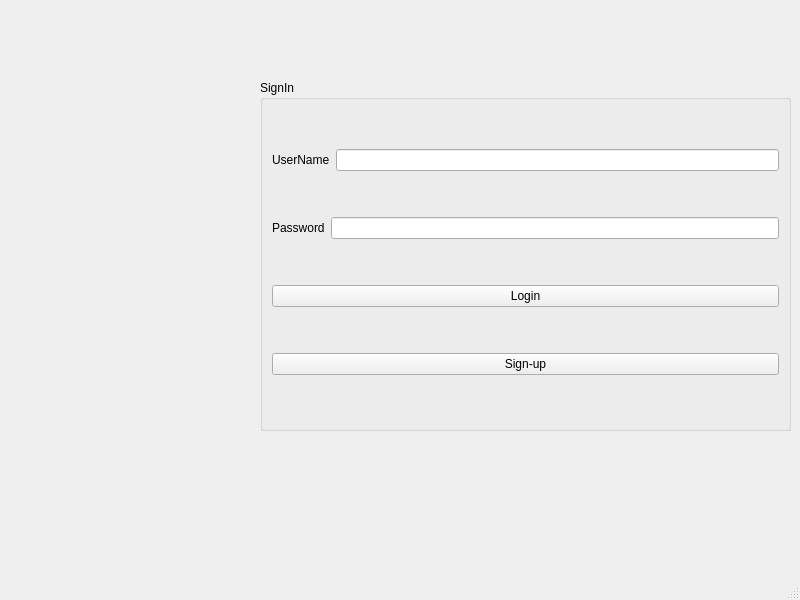
peterjmen/106.2_library_system, file LibraryApp/mainwindow.ui: the form before one commit.
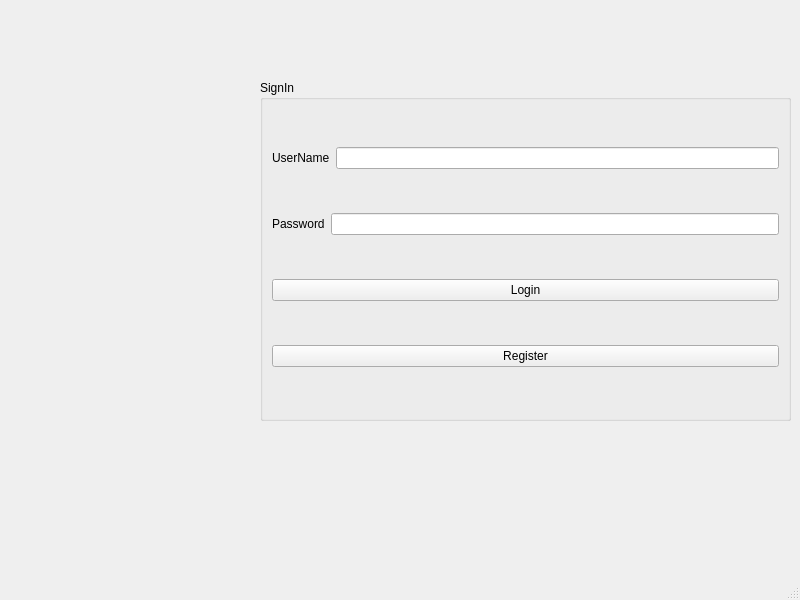
The form after the commit.

The edit to the form file:
```diff
--- a/LibraryApp/mainwindow.ui
+++ b/LibraryApp/mainwindow.ui
@@ -20,7 +20,7 @@
       <x>260</x>
       <y>80</y>
       <width>531</width>
-      <height>351</height>
+      <height>341</height>
      </rect>
     </property>
     <property name="title">
@@ -69,7 +69,7 @@
      <item>
       <widget class="QPushButton" name="pushButton_signUp">
        <property name="text">
-        <string>Sign-up</string>
+        <string>Register</string>
        </property>
       </widget>
      </item>
@@ -78,8 +78,8 @@
    <widget class="QLabel" name="label_pic">
     <property name="geometry">
      <rect>
-      <x>70</x>
-      <y>150</y>
+      <x>120</x>
+      <y>290</y>
       <width>101</width>
       <height>171</height>
      </rect>
```
Left out of the diff: 2 changed lines with no effect on the pictures.
